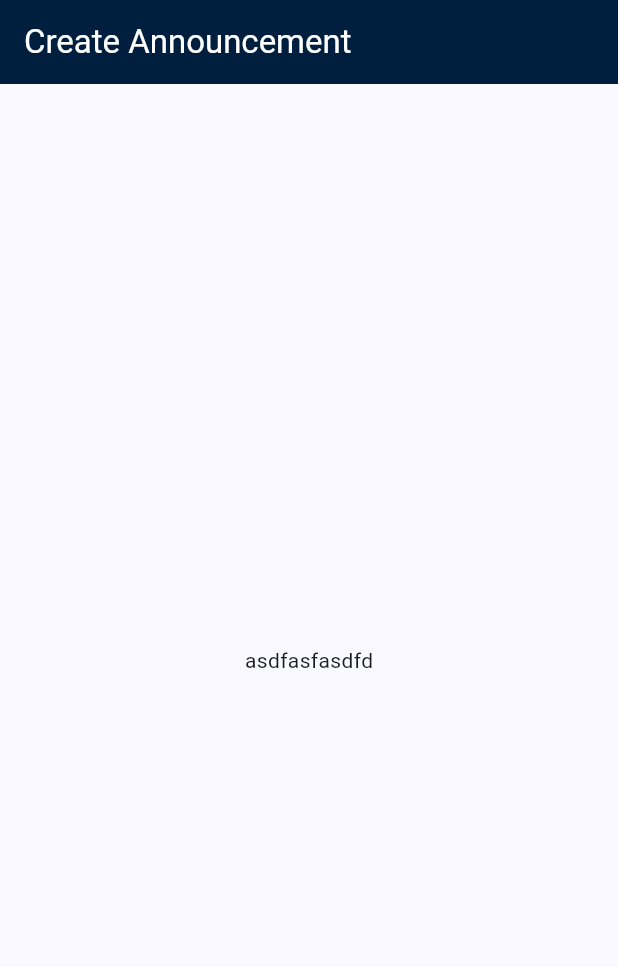
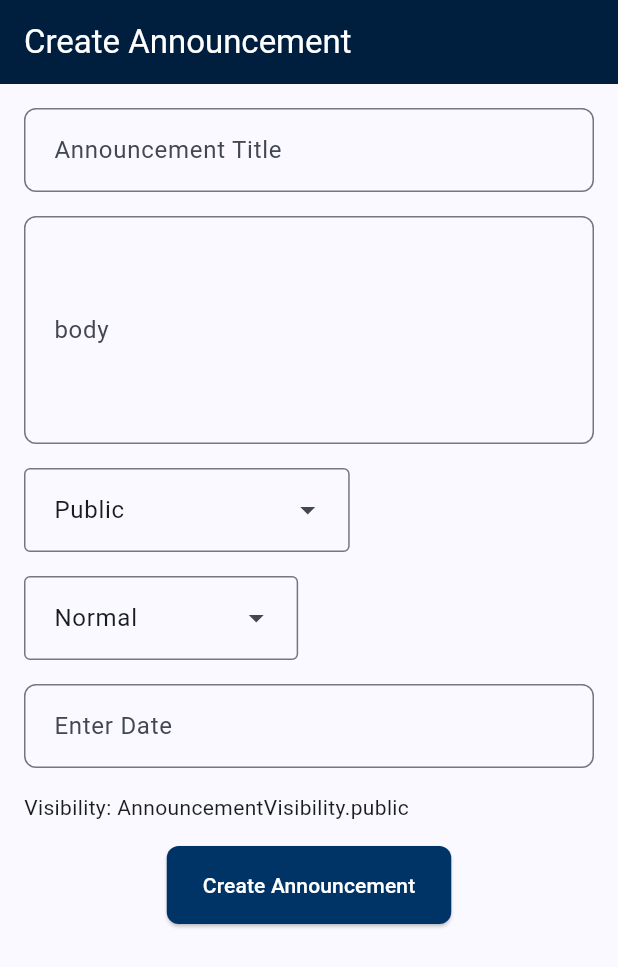
Before and after one commit to Skynse/navysync, a Flutter app: the CreateAnnouncementPage screen opened by its route, on a phone screen of 412 x 824 dp. Shown: the top 967 px of the screen. Run offline on Flutter 3.47's test engine with Material 3 defaults, Android fonts, the light colour scheme and no system bars; our stand-ins replace cloud_firestore, firebase_auth, firebase_core, flutter_riverpod, go_router, syncfusion_flutter_calendar; accounts and stored records are empty.

Commit message:
9/2 class

```diff
--- a/lib/pages/create_announcement_page.dart
+++ b/lib/pages/create_announcement_page.dart
@@ -1,4 +1,7 @@
+import 'package:cloud_firestore/cloud_firestore.dart';
+import 'package:firebase_auth/firebase_auth.dart';
 import 'package:flutter/material.dart';
+import 'package:navysync/models/announcement.dart';
 
 class CreateAnnouncementPage extends StatefulWidget {
   @override
@@ -6,11 +9,155 @@ class CreateAnnouncementPage extends StatefulWidget {
 }
 
 class _DepartmentsPageState extends State<CreateAnnouncementPage> {
+  final _formKey = GlobalKey<FormState>();
+  AnnouncementVisibility _visibility = AnnouncementVisibility.public;
+  AnnouncementPriority _priority = AnnouncementPriority.normal;
+  DateTime _expiresAt = DateTime.now().add(Duration(days: 7));
+
+  TextEditingController _titleController = TextEditingController();
+  TextEditingController _bodyController = TextEditingController();
+
+  Future<void> createAnnouncement(Announcement announcement) async {
+    var announcementJson = announcement.toFirestore();
+    announcementJson['authorId'] = FirebaseAuth.instance.currentUser?.uid;
+    FirebaseFirestore.instance
+        .collection('announcements')
+        .add(announcementJson);
+  }
+
   @override
   Widget build(BuildContext context) {
     return Scaffold(
       appBar: AppBar(title: Text('Create Announcement')),
-      body: Center(child: Text('asdfasfasdfd')),
+      body: Form(
+        key: _formKey,
+        child: SingleChildScrollView(
+          padding: EdgeInsets.all(16.0),
+          child: Column(
+            spacing: 16.0,
+            crossAxisAlignment: CrossAxisAlignment.start,
+            children: [
+              TextFormField(
+                controller: _titleController,
+                decoration: InputDecoration(labelText: 'Announcement Title'),
+              ),
+
+              TextFormField(
+                controller: _bodyController,
+                decoration: InputDecoration(labelText: 'body'),
+                maxLines: 5,
+              ),
+
+              DropdownMenuFormField(
+                onSelected: (value) {
+                  setState(() {
+                    switch (value) {
+                      case 'public':
+                        _visibility = AnnouncementVisibility.public;
+                        break;
+                      case 'organization':
+                        _visibility = AnnouncementVisibility.organization;
+                        break;
+                      case 'department':
+                        _visibility = AnnouncementVisibility.department;
+                        break;
+                      case 'team':
+                        _visibility = AnnouncementVisibility.team;
+                        break;
+                    }
+                  });
+                },
+                dropdownMenuEntries: [
+                  DropdownMenuEntry(
+                    value: 'public',
+                    label: 'Public',
+                    leadingIcon: Icon(Icons.public),
+                  ),
+                  DropdownMenuEntry(
+                    value: 'organization',
+                    label: 'Organization',
+                    leadingIcon: Icon(Icons.public),
+                  ),
+                  DropdownMenuEntry(
+                    value: 'department',
+                    label: 'Department',
+                    leadingIcon: Icon(Icons.public),
+                  ),
+                  DropdownMenuEntry(
+                    value: 'team',
+                    label: 'Team',
+                    leadingIcon: Icon(Icons.public),
+                  ),
+                ],
+
+                initialSelection: 'public',
+                hintText: 'Select Visibility',
+              ),
+
+              // priority
+              DropdownMenuFormField(
+                onSelected: (value) {
+                  setState(() {
+                    switch (value) {
+                      case 'low':
+                        _priority = AnnouncementPriority.low;
+                        break;
+                      case 'normal':
+                        _priority = AnnouncementPriority.normal;
+                        break;
+                      case 'high':
+                        _priority = AnnouncementPriority.high;
+                        break;
+
+                      case 'urgent':
+                        _priority = AnnouncementPriority.urgent;
+                        break;
+                    }
+                  });
+                },
+                dropdownMenuEntries: [
+                  DropdownMenuEntry(
+                    value: 'low',
+                    label: 'Low',
+                    leadingIcon: Icon(Icons.low_priority),
+                  ),
+                  DropdownMenuEntry(
+                    value: 'normal',
+                    label: 'Normal',
+                    leadingIcon: Icon(Icons.priority_high),
+                  ),
+                  DropdownMenuEntry(
+                    value: 'high',
+                    label: 'High',
+                    leadingIcon: Icon(Icons.priority_high),
+                  ),
+                  DropdownMenuEntry(
+                    value: 'urgent',
+                    label: 'Urgent',
+                    leadingIcon: Icon(Icons.priority_high),
+                  ),
+                ],
+                initialSelection: 'normal',
+                hintText: 'Select Priority',
+              ),
+
+              InputDatePickerFormField(
+                firstDate: DateTime.now(),
+                lastDate: DateTime(DateTime.now().year + 1),
+              ),
+
+              Text("Visibility: $_visibility"),
+              Align(
+                alignment: Alignment.center,
+                child: ElevatedButton(
+                  onPressed: () {},
+                  child: Text('Create Announcement'),
+                ),
+              ),
+            ],
+          ),
+        ),
+      ),
     );
   }
 }
```
